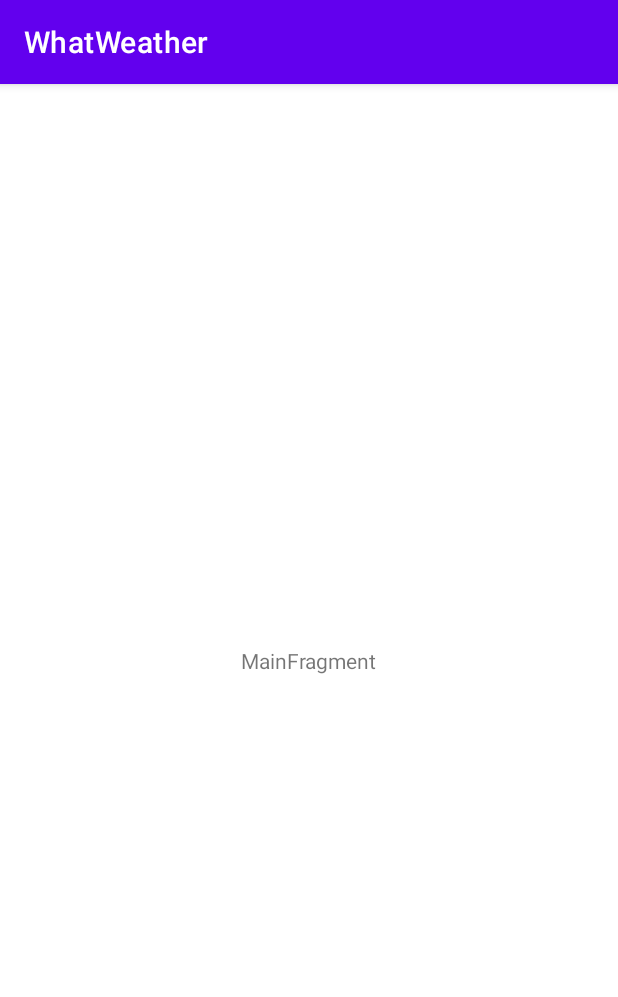
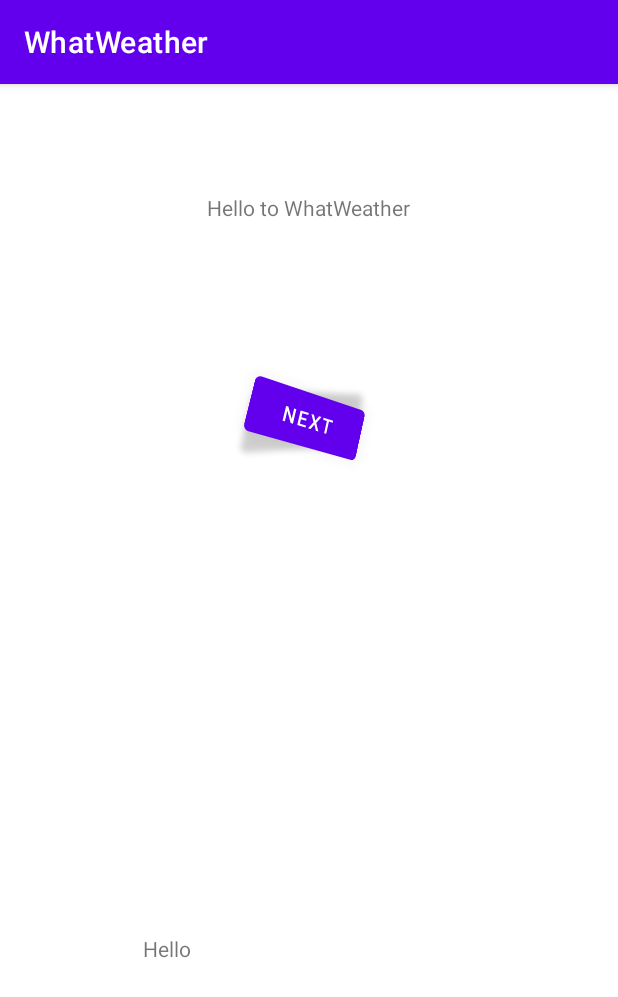
Before and after one commit to alabraq/WhatWeather, an Android app: the screen it shows after launch (MainActivity), on a phone screen of 412 x 824 dp. Shown: the top 997 px of the screen. Run offline under Robolectric (Android 15) with nearby library versions, the phone set to English and light mode, and no system bars.

Commit message:
first MVVM Architecture

```diff
--- a/app/build.gradle
+++ b/app/build.gradle
@@ -1,6 +1,7 @@
 plugins {
     id 'com.android.application'
     id 'org.jetbrains.kotlin.android'
+    id 'kotlin-android-extensions'
 }
 
 android {
@@ -32,13 +33,15 @@ android {
 }
 
 dependencies {
-
     implementation 'androidx.core:core-ktx:1.7.0'
     implementation 'androidx.appcompat:appcompat:1.4.1'
     implementation 'com.google.android.material:material:1.5.0'
     implementation 'androidx.constraintlayout:constraintlayout:2.1.3'
     implementation 'androidx.lifecycle:lifecycle-livedata-ktx:2.4.1'
     implementation 'androidx.lifecycle:lifecycle-viewmodel-ktx:2.4.1'
+    implementation 'androidx.lifecycle:lifecycle-extensions:2.2.0'
+    implementation 'androidx.legacy:legacy-support-v4:1.0.0'
+    implementation 'androidx.fragment:fragment-ktx:1.4.1'
     testImplementation 'junit:junit:4.13.2'
     androidTestImplementation 'androidx.test.ext:junit:1.1.3'
     androidTestImplementation 'androidx.test.espresso:espresso-core:3.4.0'
--- a/app/src/main/java/com/example/whatweather/MainActivity.kt
+++ b/app/src/main/java/com/example/whatweather/MainActivity.kt
@@ -3,16 +3,18 @@ package com.example.whatweather
 import androidx.appcompat.app.AppCompatActivity
 import android.os.Bundle
 import com.example.whatweather.ui.main.MainFragment
+import com.example.whatweather.ui.main.SecondFragment
 
 class MainActivity : AppCompatActivity() {
 
     override fun onCreate(savedInstanceState: Bundle?) {
         super.onCreate(savedInstanceState)
         setContentView(R.layout.main_activity)
-        if (savedInstanceState == null) {
-            supportFragmentManager.beginTransaction()
-                .replace(R.id.container, MainFragment.newInstance())
-                .commitNow()
+
+        supportFragmentManager.beginTransaction().apply {
+            add(R.id.containerMainFragment, MainFragment.newInstance())
+            add(R.id.containerSecondFragment, SecondFragment.newInstance())
+            commit()
         }
     }
 }
--- a/app/src/main/java/com/example/whatweather/ui/main/MainFragment.kt
+++ b/app/src/main/java/com/example/whatweather/ui/main/MainFragment.kt
@@ -1,12 +1,13 @@
 package com.example.whatweather.ui.main
 
-import androidx.lifecycle.ViewModelProvider
 import android.os.Bundle
 import androidx.fragment.app.Fragment
+import androidx.fragment.app.activityViewModels
 import android.view.LayoutInflater
 import android.view.View
 import android.view.ViewGroup
 import com.example.whatweather.R
+import kotlinx.android.synthetic.main.main_fragment.*
 
 class MainFragment : Fragment() {
 
@@ -14,19 +15,18 @@ class MainFragment : Fragment() {
         fun newInstance() = MainFragment()
     }
 
-    private lateinit var viewModel: MainViewModel
+    private val viewModel: MainViewModel by activityViewModels()
 
-    override fun onCreateView(
-        inflater: LayoutInflater, container: ViewGroup?,
-        savedInstanceState: Bundle?
-    ): View {
+    override fun onCreateView(inflater: LayoutInflater, container: ViewGroup?, savedInstanceState: Bundle?): View {
         return inflater.inflate(R.layout.main_fragment, container, false)
     }
 
-    override fun onActivityCreated(savedInstanceState: Bundle?) {
-        super.onActivityCreated(savedInstanceState)
-        viewModel = ViewModelProvider(this).get(MainViewModel::class.java)
-        // TODO: Use the ViewModel
+    override fun onStart() {
+        super.onStart()
+
+        button.setOnClickListener {
+            viewModel.setLiveString(button.text.toString())
+        }
     }
 
 }
--- a/app/src/main/java/com/example/whatweather/ui/main/MainViewModel.kt
+++ b/app/src/main/java/com/example/whatweather/ui/main/MainViewModel.kt
@@ -1,7 +1,19 @@
 package com.example.whatweather.ui.main
 
+import androidx.lifecycle.LiveData
+import androidx.lifecycle.MutableLiveData
 import androidx.lifecycle.ViewModel
 
 class MainViewModel : ViewModel() {
-    // TODO: Implement the ViewModel
+
+    private val mutableLiveData = MutableLiveData<String>()
+
+    fun setLiveString(text: String) {
+        mutableLiveData.value = text
+    }
+
+    fun getLiveString(): LiveData<String> {
+        return mutableLiveData
+    }
+
 }
--- /dev/null
+++ b/app/src/main/java/com/example/whatweather/ui/main/SecondFragment.kt
@@ -0,0 +1,33 @@
+package com.example.whatweather.ui.main
+
+import android.os.Bundle
+import androidx.fragment.app.Fragment
+import android.view.LayoutInflater
+import android.view.View
+import android.view.ViewGroup
+import androidx.fragment.app.activityViewModels
+import com.example.whatweather.R
+import kotlinx.android.synthetic.main.second_fragment.*
+
+class SecondFragment : Fragment() {
+
+    companion object {
+        fun newInstance() = SecondFragment()
+    }
+
+    private val viewModel: MainViewModel by activityViewModels()
+
+    override fun onCreateView(inflater: LayoutInflater, container: ViewGroup?, savedInstanceState: Bundle?): View? {
+        return inflater.inflate(R.layout.second_fragment, container, false)
+    }
+
+    override fun onStart() {
+        super.onStart()
+
+        viewModel.getLiveString().observe(viewLifecycleOwner) { t ->
+            val text = tvMessageFromMainFragment.text.toString() + t
+            tvMessageFromMainFragment.text = text
+        }
+    }
+
+}
--- /dev/null
+++ b/app/src/main/java/com/example/whatweather/ui/main/SecondViewModel.kt
@@ -0,0 +1,5 @@
+package com.example.whatweather.ui.main
+
+import androidx.lifecycle.ViewModel
+
+class SecondViewModel : ViewModel() {}
--- a/app/src/main/res/layout/main_activity.xml
+++ b/app/src/main/res/layout/main_activity.xml
@@ -1,7 +1,26 @@
 <?xml version="1.0" encoding="utf-8"?>
-<FrameLayout xmlns:android="http://schemas.android.com/apk/res/android"
+<LinearLayout
+    xmlns:android="http://schemas.android.com/apk/res/android"
     xmlns:tools="http://schemas.android.com/tools"
     android:id="@+id/container"
+    android:orientation="vertical"
     android:layout_width="match_parent"
     android:layout_height="match_parent"
-    tools:context=".MainActivity" />
+    android:weightSum="2"
+    tools:context=".MainActivity">
+
+    <androidx.fragment.app.FragmentContainerView
+        android:id="@+id/containerMainFragment"
+        android:layout_width="match_parent"
+        android:layout_height="0dp"
+        android:layout_weight="1">
+    </androidx.fragment.app.FragmentContainerView>
+
+    <androidx.fragment.app.FragmentContainerView
+        android:id="@+id/containerSecondFragment"
+        android:layout_width="match_parent"
+        android:layout_height="0dp"
+        android:layout_weight="1">
+    </androidx.fragment.app.FragmentContainerView>
+
+</LinearLayout>
--- a/app/src/main/res/layout/main_fragment.xml
+++ b/app/src/main/res/layout/main_fragment.xml
@@ -1,5 +1,6 @@
 <?xml version="1.0" encoding="utf-8"?>
-<androidx.constraintlayout.widget.ConstraintLayout xmlns:android="http://schemas.android.com/apk/res/android"
+<androidx.constraintlayout.widget.ConstraintLayout
+    xmlns:android="http://schemas.android.com/apk/res/android"
     xmlns:app="http://schemas.android.com/apk/res-auto"
     xmlns:tools="http://schemas.android.com/tools"
     android:id="@+id/main"
@@ -11,10 +12,26 @@
         android:id="@+id/message"
         android:layout_width="wrap_content"
         android:layout_height="wrap_content"
-        android:text="MainFragment"
+        android:text="Hello to WhatWeather"
         app:layout_constraintBottom_toBottomOf="parent"
         app:layout_constraintEnd_toEndOf="parent"
         app:layout_constraintStart_toStartOf="parent"
-        app:layout_constraintTop_toTopOf="parent" />
+        app:layout_constraintTop_toTopOf="parent"
+        app:layout_constraintVertical_bias="0.2" />
+
+    <Button
+        android:id="@+id/button"
+        android:layout_width="wrap_content"
+        android:layout_height="wrap_content"
+        android:layout_marginStart="158dp"
+        android:layout_marginTop="108dp"
+        android:layout_marginEnd="159dp"
+        android:rotation="15"
+        android:rotationY="30"
+        android:text="NEXT"
+        app:layout_constraintEnd_toEndOf="parent"
+        app:layout_constraintStart_toStartOf="parent"
+        app:layout_constraintTop_toBottomOf="@+id/message" />
+
 
 </androidx.constraintlayout.widget.ConstraintLayout>
--- /dev/null
+++ b/app/src/main/res/layout/second_fragment.xml
@@ -0,0 +1,21 @@
+<?xml version="1.0" encoding="utf-8"?>
+<androidx.constraintlayout.widget.ConstraintLayout
+    xmlns:android="http://schemas.android.com/apk/res/android"
+    xmlns:app="http://schemas.android.com/apk/res-auto"
+    xmlns:tools="http://schemas.android.com/tools"
+    android:layout_width="match_parent"
+    android:layout_height="match_parent"
+    tools:context=".ui.main.SecondFragment">
+
+    <TextView
+        android:id="@+id/tvMessageFromMainFragment"
+        android:layout_width="wrap_content"
+        android:layout_height="wrap_content"
+        android:text="Hello"
+        app:layout_constraintBottom_toBottomOf="parent"
+        app:layout_constraintEnd_toEndOf="parent"
+        app:layout_constraintStart_toStartOf="parent"
+        app:layout_constraintTop_toTopOf="parent"
+        app:layout_constraintHorizontal_bias="0.25" />
+
+</androidx.constraintlayout.widget.ConstraintLayout>
```
